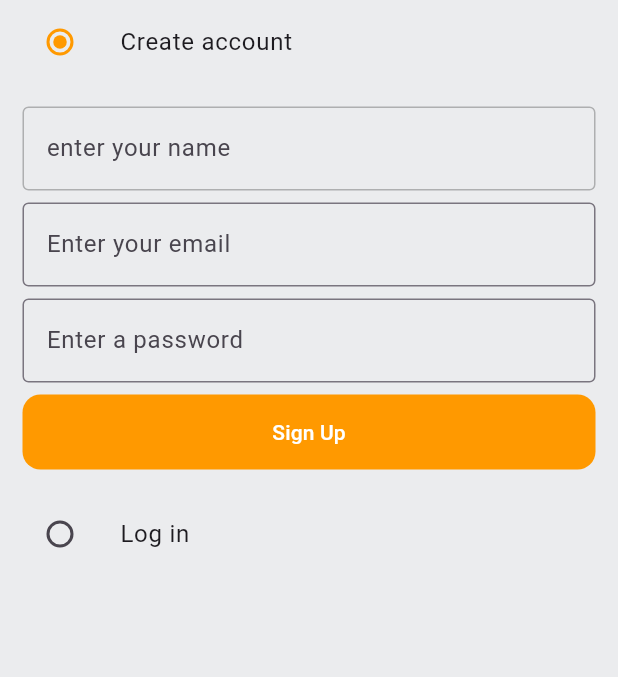
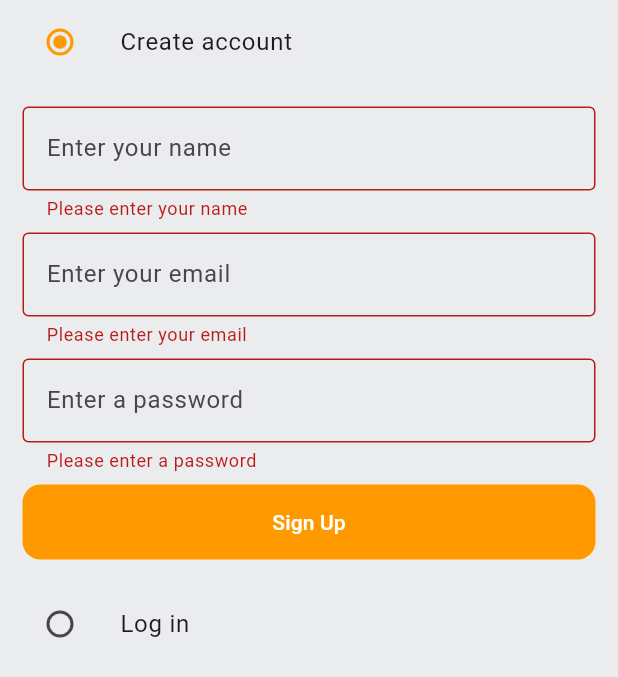
Before and after one commit to samuel2l/Amazon-Clone, a Flutter app: the screen it shows after launch, after a tap on "Sign Up", on a phone screen of 412 x 824 dp. Shown: the top 677 px of the screen. Run offline on Flutter 3.47's test engine with Material 3 defaults, Android fonts, the phone set to English and light mode, and no system bars.

Commit message:
fix sign up auth

```diff
--- a/lib/constants.dart
+++ b/lib/constants.dart
@@ -1,6 +1,6 @@
 import 'package:flutter/material.dart';
 
-String uri = 'http://192.168.100.109:3000';
+String uri = 'http://192.168.67.11:3000';
 
 const appBarGradient = LinearGradient(
   colors: [
--- a/lib/features/auth/screens/auth.dart
+++ b/lib/features/auth/screens/auth.dart
@@ -31,7 +31,8 @@ class _AuthState extends State<Auth> {
     authService.signUp(
       name: nameController.text.trim(),
       password: passwordController.text.trim(),
-        email: emailController.text.trim());
+      email: emailController.text.trim(),
+    );
   }
 
   @override
@@ -44,16 +45,17 @@ class _AuthState extends State<Auth> {
             ListTile(
               title: const Text('Create account'),
               leading: Radio(
-                // the value and group value have to be of same type and this also affects the value parameer the onchanged will take
                 activeColor: secondaryColor,
                 value: 'signUp',
                 groupValue: auth,
                 onChanged: (value) => setState(() {
                   auth = value!;
-                    })),
+                }),
+              ),
             ),
             auth == 'signUp'
                 ? Form(
+                    key: signUpKey, // Add the key here
                     child: Padding(
                       padding: const EdgeInsets.all(15.0),
                       child: Column(
@@ -62,23 +64,22 @@ class _AuthState extends State<Auth> {
                           TextFormField(
                             controller: nameController,
                             decoration: const InputDecoration(
-                              hintText: 'enter your name',
+                              hintText: 'Enter your name',
                               border: OutlineInputBorder(
                                 borderSide: BorderSide(color: Colors.black26),
                               ),
                               enabledBorder: OutlineInputBorder(
                                 borderSide: BorderSide(color: Colors.black26),
-                              )),
+                              ),
+                            ),
                             validator: (value) {
                               if (value == null || value.isEmpty) {
-                              return 'enter a value';
+                                return 'Please enter your name';
                               }
-                            return null;
+                              return null; //means input has been validated
                             },
                           ),
-                        const SizedBox(
-                          height: 8,
-                        ),
+                          const SizedBox(height: 8),
                           TextFormField(
                             controller: emailController,
                             decoration: const InputDecoration(
@@ -89,14 +90,12 @@ class _AuthState extends State<Auth> {
                             ),
                             validator: (value) {
                               if (value == null || value.isEmpty) {
-                              return 'enter a value';
+                                return 'Please enter your email';
                               }
-                            return null;
+                              return null; //means input has been validated
                             },
                           ),
-                        const SizedBox(
-                          height: 8,
-                        ),
+                          const SizedBox(height: 8),
                           TextFormField(
                             controller: passwordController,
                             obscureText: true,
@@ -108,18 +107,18 @@ class _AuthState extends State<Auth> {
                             ),
                             validator: (value) {
                               if (value == null || value.isEmpty) {
-                              return 'enter a value';
+                                return 'Please enter a password';
                               }
-                            return null;
+
+                              return null; //means input has been validated
                             },
                           ),
-                        const SizedBox(
-                          height: 8,
-                        ),
+                          const SizedBox(height: 8),
                           TextButton(
                             onPressed: () {
-                            print('ei?');
+                              if (signUpKey.currentState!.validate()) {
                                 signUp();
+                              }
                             },
                             style: TextButton.styleFrom(
                               backgroundColor: secondaryColor,
@@ -127,13 +126,10 @@ class _AuthState extends State<Auth> {
                               foregroundColor: Colors.white,
                               minimumSize: const Size(double.infinity, 50),
                               shape: RoundedRectangleBorder(
-                              borderRadius: BorderRadius.circular(
-                                  12), // Adjust the value for more/less rounding
+                                borderRadius: BorderRadius.circular(12),
                               ),
                             ),
-                          child: const Text(
-                            'Sign Up',
-                          ),
+                            child: const Text('Sign Up'),
                           ),
                         ],
                       ),
@@ -148,33 +144,17 @@ class _AuthState extends State<Auth> {
                 groupValue: auth,
                 onChanged: (value) => setState(() {
                   auth = value!;
-                    })),
+                }),
+              ),
             ),
             auth == 'logIn'
                 ? Form(
+                    key: logInKey, // Add the key here
                     child: Padding(
                       padding: const EdgeInsets.all(15.0),
                       child: Column(
                         mainAxisAlignment: MainAxisAlignment.spaceAround,
                         children: [
-                        // TextFormField(
-                        //   controller: nameController,
-                        //   decoration: const InputDecoration(
-                        //       hintText: 'enter your name',
-                        //       border: OutlineInputBorder(
-                        //         borderSide: BorderSide(color: Colors.black26),
-                        //       ),
-                        //       enabledBorder: OutlineInputBorder(
-                        //         borderSide: BorderSide(color: Colors.black26),
-                        //       )),
-                        //   validator: (value) {
-                        // if(value==null|| value.isEmpty){
-                        // return 'enter a value';}},
-                        // ),
-                        // return null;
-                        // const SizedBox(
-                        //   height: 8,
-                        // ),
                           TextFormField(
                             controller: emailController,
                             decoration: const InputDecoration(
@@ -185,14 +165,12 @@ class _AuthState extends State<Auth> {
                             ),
                             validator: (value) {
                               if (value == null || value.isEmpty) {
-                              return 'enter a value';
+                                return 'Please enter your email';
                               }
-                            return null;
+                              return null; //means input has been validated
                             },
                           ),
-                        const SizedBox(
-                          height: 8,
-                        ),
+                          const SizedBox(height: 8),
                           TextFormField(
                             controller: passwordController,
                             obscureText: true,
@@ -204,29 +182,28 @@ class _AuthState extends State<Auth> {
                             ),
                             validator: (value) {
                               if (value == null || value.isEmpty) {
-                              return 'enter a value';
+                                return 'Please enter your password';
                               }
-                            return null;
+                              return null; //means input has been validated
                             },
                           ),
-                        const SizedBox(
-                          height: 8,
-                        ),
+                          const SizedBox(height: 8),
                           TextButton(
-                          onPressed: () {},
+                            onPressed: () {
+                              if (logInKey.currentState!.validate()) {
+                                // Perform login
+                              }
+                            },
                             style: TextButton.styleFrom(
                               backgroundColor: secondaryColor,
                               elevation: 1,
                               foregroundColor: Colors.white,
                               minimumSize: const Size(double.infinity, 50),
                               shape: RoundedRectangleBorder(
-                              borderRadius: BorderRadius.circular(
-                                  12), // Adjust the value for more/less rounding
+                                borderRadius: BorderRadius.circular(12),
                               ),
                             ),
-                          child: const Text(
-                            'Log In ',
-                          ),
+                            child: const Text('Log In'),
                           ),
                         ],
                       ),
@@ -234,7 +211,8 @@ class _AuthState extends State<Auth> {
                   )
                 : const SizedBox.shrink(),
           ],
-      )),
+        ),
+      ),
     );
   }
 }
--- a/lib/server/package.json
+++ b/lib/server/package.json
@@ -13,6 +13,7 @@
     "bcryptjs": "^2.4.3",
     "express": "^4.21.1",
     "http": "^0.0.1-security",
+    "jsonwebtoken": "^9.0.2",
     "mongodb": "^6.9.0",
     "mongoose": "^8.7.1"
   },
```
Also changed, not shown: lib/features/auth/services/auth_service.dart (line endings or trailing spaces), lib/server/package-lock.json, 1 other file. Lines whose indentation alone changed are shown as unchanged.
